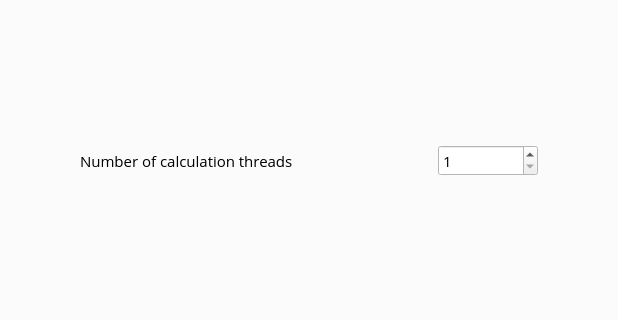
Before: the Qt Designer form src/Windows/settingswindow.ui in skyproject/agemarker, drawn with Qt 5; both pictures show x 87 to 705 and y 137 to 457 of the 792 by 600 pixel window.
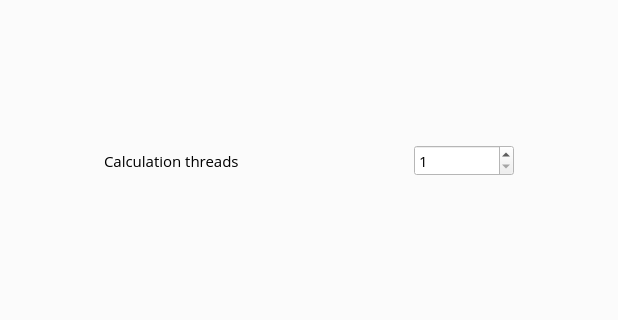
After: the same form once the commit is applied. Icons and pictures are not drawn. Custom widgets are drawn as their Qt base class.

The edit to the form file:
```diff
--- a/src/Windows/settingswindow.ui
+++ b/src/Windows/settingswindow.ui
@@ -150,7 +150,7 @@
           </font>
          </property>
          <property name="text">
-          <string>Number of calculation threads</string>
+          <string>Calculation threads</string>
          </property>
         </widget>
        </item>
```
